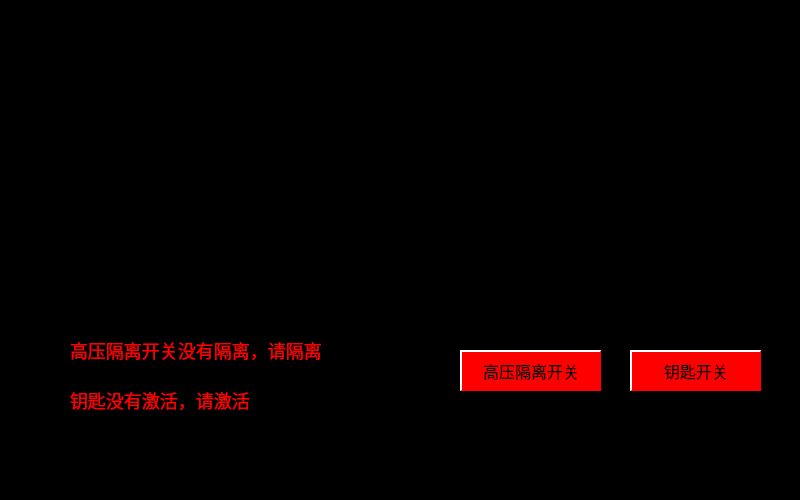
First picture: the form in main_simulate.ui, repository isliulin/Plan85HMI, before the edit.
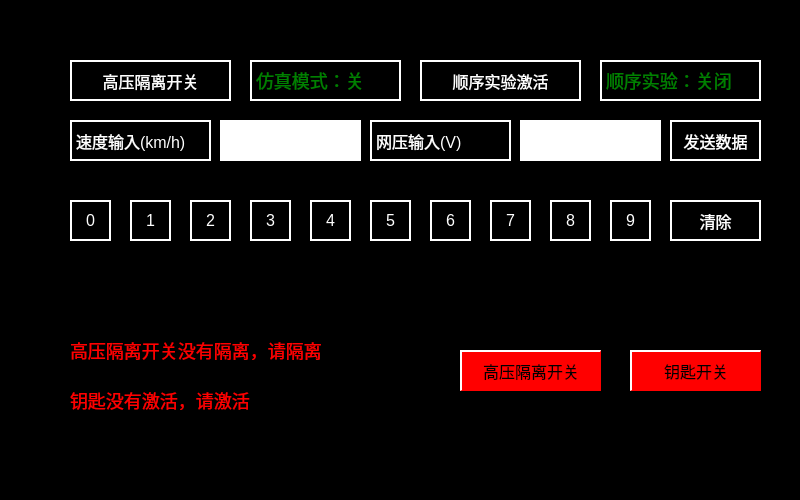
Second picture: the form after the edit.

The edit to the form file:
```diff
--- a/main_simulate.ui
+++ b/main_simulate.ui
@@ -2,6 +2,9 @@
 <ui version="4.0">
  <class>Main_Simulate</class>
  <widget class="QWidget" name="Main_Simulate">
+  <property name="enabled">
+   <bool>true</bool>
+  </property>
   <property name="geometry">
    <rect>
     <x>0</x>
@@ -103,6 +106,420 @@
     <string>钥匙开关</string>
    </property>
   </widget>
+  <widget class="QPushButton" name="pushButton_3">
+   <property name="geometry">
+    <rect>
+     <x>70</x>
+     <y>60</y>
+     <width>161</width>
+     <height>41</height>
+    </rect>
+   </property>
+   <property name="styleSheet">
+    <string notr="true">	font:16px;
+    color: rgb(255,255,255);
+	background-color: rgb(0, 0, 0);
+border:2px solid white;
+</string>
+   </property>
+   <property name="text">
+    <string>高压隔离开关</string>
+   </property>
+  </widget>
+  <widget class="QLabel" name="label_3">
+   <property name="geometry">
+    <rect>
+     <x>250</x>
+     <y>60</y>
+     <width>151</width>
+     <height>41</height>
+    </rect>
+   </property>
+   <property name="styleSheet">
+    <string notr="true">color: green;
+font-size:18px;
+border:2px solid white;</string>
+   </property>
+   <property name="text">
+    <string>仿真模式：关</string>
+   </property>
+  </widget>
+  <widget class="QLabel" name="label_4">
+   <property name="geometry">
+    <rect>
+     <x>600</x>
+     <y>60</y>
+     <width>161</width>
+     <height>41</height>
+    </rect>
+   </property>
+   <property name="styleSheet">
+    <string notr="true">color: green;
+font-size:18px;
+border:2px solid white;</string>
+   </property>
+   <property name="text">
+    <string>顺序实验：关闭</string>
+   </property>
+  </widget>
+  <widget class="QPushButton" name="pushButton_4">
+   <property name="geometry">
+    <rect>
+     <x>420</x>
+     <y>60</y>
+     <width>161</width>
+     <height>41</height>
+    </rect>
+   </property>
+   <property name="styleSheet">
+    <string notr="true">	font:16px;
+    color: rgb(255,255,255);
+	background-color: rgb(0, 0, 0);
+border:2px solid white;
+</string>
+   </property>
+   <property name="text">
+    <string>顺序实验激活</string>
+   </property>
+  </widget>
+  <widget class="QLabel" name="label_5">
+   <property name="geometry">
+    <rect>
+     <x>70</x>
+     <y>120</y>
+     <width>141</width>
+     <height>41</height>
+    </rect>
+   </property>
+   <property name="styleSheet">
+    <string notr="true">color: white;
+font-size:16px;
+border:2px solid white;</string>
+   </property>
+   <property name="text">
+    <string>速度输入(km/h)</string>
+   </property>
+  </widget>
+  <widget class="QLabel" name="label_6">
+   <property name="geometry">
+    <rect>
+     <x>220</x>
+     <y>120</y>
+     <width>141</width>
+     <height>41</height>
+    </rect>
+   </property>
+   <property name="styleSheet">
+    <string notr="true">color: black;
+background-color: rgb(255, 255, 255);
+font-size:16px;
+border:2px solid white;</string>
+   </property>
+   <property name="text">
+    <string/>
+   </property>
+  </widget>
+  <widget class="QLabel" name="label_7">
+   <property name="geometry">
+    <rect>
+     <x>520</x>
+     <y>120</y>
+     <width>141</width>
+     <height>41</height>
+    </rect>
+   </property>
+   <property name="styleSheet">
+    <string notr="true">color: black;
+background-color: rgb(255, 255, 255);
+font-size:16px;
+border:2px solid white;</string>
+   </property>
+   <property name="text">
+    <string/>
+   </property>
+  </widget>
+  <widget class="QLabel" name="label_8">
+   <property name="geometry">
+    <rect>
+     <x>370</x>
+     <y>120</y>
+     <width>141</width>
+     <height>41</height>
+    </rect>
+   </property>
+   <property name="styleSheet">
+    <string notr="true">color: white;
+font-size:16px;
+border:2px solid white;</string>
+   </property>
+   <property name="text">
+    <string>网压输入(V)</string>
+   </property>
+  </widget>
+  <widget class="QPushButton" name="pushButton_5">
+   <property name="geometry">
+    <rect>
+     <x>670</x>
+     <y>120</y>
+     <width>91</width>
+     <height>41</height>
+    </rect>
+   </property>
+   <property name="styleSheet">
+    <string notr="true">	font:16px;
+    color: rgb(255,255,255);
+	background-color: rgb(0, 0, 0);
+border:2px solid white;
+</string>
+   </property>
+   <property name="text">
+    <string>发送数据</string>
+   </property>
+  </widget>
+  <widget class="QPushButton" name="pushButton_6">
+   <property name="geometry">
+    <rect>
+     <x>70</x>
+     <y>200</y>
+     <width>41</width>
+     <height>41</height>
+    </rect>
+   </property>
+   <property name="styleSheet">
+    <string notr="true">	font:16px;
+    color: rgb(255,255,255);
+	background-color: rgb(0, 0, 0);
+border:2px solid white;
+</string>
+   </property>
+   <property name="text">
+    <string>0</string>
+   </property>
+  </widget>
+  <widget class="QPushButton" name="pushButton_7">
+   <property name="geometry">
+    <rect>
+     <x>130</x>
+     <y>200</y>
+     <width>41</width>
+     <height>41</height>
+    </rect>
+   </property>
+   <property name="styleSheet">
+    <string notr="true">	font:16px;
+    color: rgb(255,255,255);
+	background-color: rgb(0, 0, 0);
+border:2px solid white;
+</string>
+   </property>
+   <property name="text">
+    <string>1</string>
+   </property>
+  </widget>
+  <widget class="QPushButton" name="pushButton_8">
+   <property name="geometry">
+    <rect>
+     <x>190</x>
+     <y>200</y>
+     <width>41</width>
+     <height>41</height>
+    </rect>
+   </property>
+   <property name="styleSheet">
+    <string notr="true">	font:16px;
+    color: rgb(255,255,255);
+	background-color: rgb(0, 0, 0);
+border:2px solid white;
+</string>
+   </property>
+   <property name="text">
+    <string>2</string>
+   </property>
+  </widget>
+  <widget class="QPushButton" name="pushButton_9">
+   <property name="geometry">
+    <rect>
+     <x>250</x>
+     <y>200</y>
+     <width>41</width>
+     <height>41</height>
+    </rect>
+   </property>
+   <property name="styleSheet">
+    <string notr="true">	font:16px;
+    color: rgb(255,255,255);
+	background-color: rgb(0, 0, 0);
+border:2px solid white;
+</string>
+   </property>
+   <property name="text">
+    <string>3</string>
+   </property>
+  </widget>
+  <widget class="QPushButton" name="pushButton_10">
+   <property name="geometry">
+    <rect>
+     <x>310</x>
+     <y>200</y>
+     <width>41</width>
+     <height>41</height>
+    </rect>
+   </property>
+   <property name="styleSheet">
+    <string notr="true">	font:16px;
+    color: rgb(255,255,255);
+	background-color: rgb(0, 0, 0);
+border:2px solid white;
+</string>
+   </property>
+   <property name="text">
+    <string>4</string>
+   </property>
+  </widget>
+  <widget class="QPushButton" name="pushButton_11">
+   <property name="geometry">
+    <rect>
+     <x>370</x>
+     <y>200</y>
+     <width>41</width>
+     <height>41</height>
+    </rect>
+   </property>
+   <property name="styleSheet">
+    <string notr="true">	font:16px;
+    color: rgb(255,255,255);
+	background-color: rgb(0, 0, 0);
+border:2px solid white;
+</string>
+   </property>
+   <property name="text">
+    <string>5</string>
+   </property>
+  </widget>
+  <widget class="QPushButton" name="pushButton_12">
+   <property name="geometry">
+    <rect>
+     <x>430</x>
+     <y>200</y>
+     <width>41</width>
+     <height>41</height>
+    </rect>
+   </property>
+   <property name="styleSheet">
+    <string notr="true">	font:16px;
+    color: rgb(255,255,255);
+	background-color: rgb(0, 0, 0);
+border:2px solid white;
+</string>
+   </property>
+   <property name="text">
+    <string>6</string>
+   </property>
+  </widget>
+  <widget class="QPushButton" name="pushButton_13">
+   <property name="geometry">
+    <rect>
+     <x>490</x>
+     <y>200</y>
+     <width>41</width>
+     <height>41</height>
+    </rect>
+   </property>
+   <property name="styleSheet">
+    <string notr="true">	font:16px;
+    color: rgb(255,255,255);
+	background-color: rgb(0, 0, 0);
+border:2px solid white;
+</string>
+   </property>
+   <property name="text">
+    <string>7</string>
+   </property>
+  </widget>
+  <widget class="QPushButton" name="pushButton_14">
+   <property name="geometry">
+    <rect>
+     <x>550</x>
+     <y>200</y>
+     <width>41</width>
+     <height>41</height>
+    </rect>
+   </property>
+   <property name="styleSheet">
+    <string notr="true">	font:16px;
+    color: rgb(255,255,255);
+	background-color: rgb(0, 0, 0);
+border:2px solid white;
+</string>
+   </property>
+   <property name="text">
+    <string>8</string>
+   </property>
+  </widget>
+  <widget class="QPushButton" name="pushButton_15">
+   <property name="geometry">
+    <rect>
+     <x>610</x>
+     <y>200</y>
+     <width>41</width>
+     <height>41</height>
+    </rect>
+   </property>
+   <property name="styleSheet">
+    <string notr="true">	font:16px;
+    color: rgb(255,255,255);
+	background-color: rgb(0, 0, 0);
+border:2px solid white;
+</string>
+   </property>
+   <property name="text">
+    <string>9</string>
+   </property>
+  </widget>
+  <widget class="QPushButton" name="pushButton_16">
+   <property name="geometry">
+    <rect>
+     <x>670</x>
+     <y>200</y>
+     <width>91</width>
+     <height>41</height>
+    </rect>
+   </property>
+   <property name="styleSheet">
+    <string notr="true">	font:16px;
+    color: rgb(255,255,255);
+	background-color: rgb(0, 0, 0);
+border:2px solid white;
+</string>
+   </property>
+   <property name="text">
+    <string>清除</string>
+   </property>
+  </widget>
+  <zorder>label_4</zorder>
+  <zorder>label_6</zorder>
+  <zorder>pushButton_15</zorder>
+  <zorder>pushButton</zorder>
+  <zorder>pushButton_2</zorder>
+  <zorder>pushButton_11</zorder>
+  <zorder>pushButton_10</zorder>
+  <zorder>label</zorder>
+  <zorder>label_8</zorder>
+  <zorder>pushButton_14</zorder>
+  <zorder>label_7</zorder>
+  <zorder>pushButton_9</zorder>
+  <zorder>pushButton_8</zorder>
+  <zorder>pushButton_4</zorder>
+  <zorder>pushButton_16</zorder>
+  <zorder>label_5</zorder>
+  <zorder>pushButton_5</zorder>
+  <zorder>pushButton_6</zorder>
+  <zorder>pushButton_7</zorder>
+  <zorder>pushButton_13</zorder>
+  <zorder>pushButton_12</zorder>
+  <zorder>label_3</zorder>
+  <zorder>label_2</zorder>
+  <zorder>pushButton_3</zorder>
  </widget>
  <resources/>
  <connections/>
```
